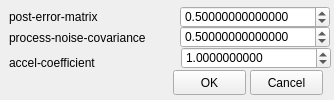
Before: the Qt Designer form ftnoir_filter_kalman/ftnoir_kalman_filtercontrols.ui in dbaarda/facetracknoir-posix, drawn with Qt 5.
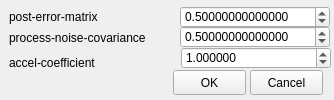
After: the same form once the commit is applied. Icons and pictures are not drawn.

Commit message: Update kalman (still not good)

Diff of the .ui file:
```diff
--- a/ftnoir_filter_kalman/ftnoir_kalman_filtercontrols.ui
+++ b/ftnoir_filter_kalman/ftnoir_kalman_filtercontrols.ui
@@ -171,10 +171,10 @@
     <set>Qt::AlignLeading|Qt::AlignLeft|Qt::AlignTop</set>
    </property>
    <property name="decimals">
-    <number>10</number>
+    <number>6</number>
    </property>
    <property name="maximum">
-    <double>99999.999999000006937</double>
+    <double>1000000000.000000000000000</double>
    </property>
    <property name="singleStep">
     <double>0.000001000000000</double>
```
The commit also changes 1 other file.
